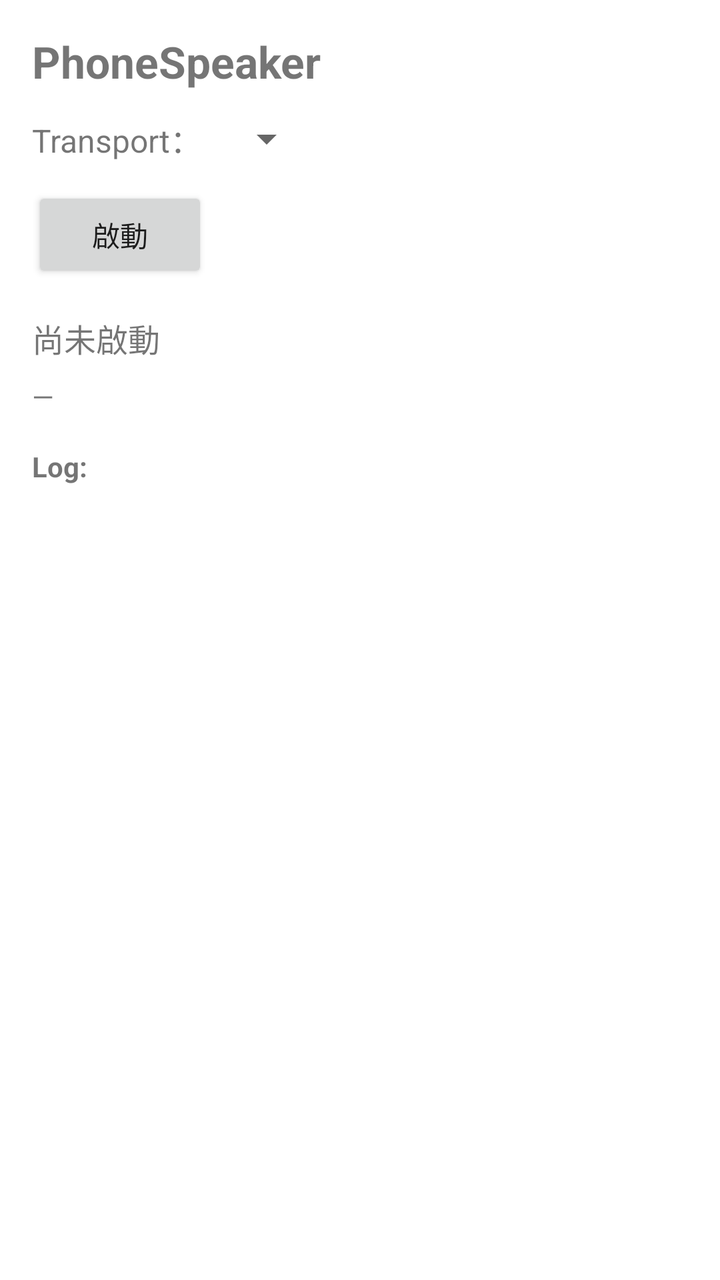
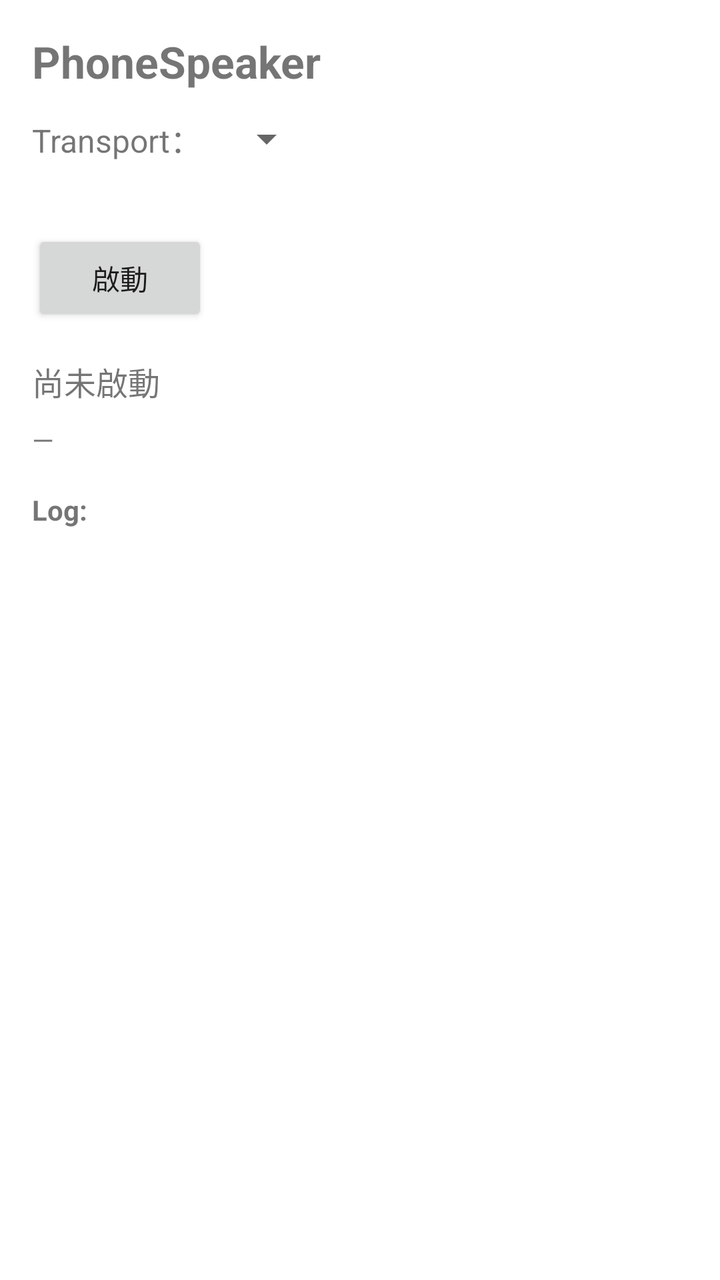

The first picture is an Android layout as it rendered before a commit; the second is the same layout after the commit. The layout source and the unified diff follow.
<!-- AndroidManifest.xml: activity theme Theme.PhoneSpeaker -->
<!-- res/layout/activity_main.xml -->
<?xml version="1.0" encoding="utf-8"?>
<LinearLayout xmlns:android="http://schemas.android.com/apk/res/android"
    android:layout_width="match_parent"
    android:layout_height="match_parent"
    android:orientation="vertical"
    android:padding="16dp">

    <TextView
        android:layout_width="wrap_content"
        android:layout_height="wrap_content"
        android:text="@string/app_name"
        android:textSize="22sp"
        android:textStyle="bold" />

    <LinearLayout
        android:layout_width="match_parent"
        android:layout_height="wrap_content"
        android:layout_marginTop="12dp"
        android:gravity="center_vertical"
        android:orientation="horizontal">

        <TextView
            android:id="@+id/transportLabel"
            android:layout_width="wrap_content"
            android:layout_height="wrap_content"
            android:text="@string/label_transport"
            android:textSize="16sp" />

        <Spinner
            android:id="@+id/transportSpinner"
            android:layout_width="wrap_content"
            android:layout_height="wrap_content"
            android:layout_marginStart="8dp" />

    </LinearLayout>

    <Button
        android:id="@+id/startStopButton"
        android:layout_width="wrap_content"
        android:layout_height="wrap_content"
        android:layout_marginTop="12dp"
        android:text="@string/btn_start" />

    <TextView
        android:id="@+id/statusText"
        android:layout_width="match_parent"
        android:layout_height="wrap_content"
        android:layout_marginTop="16dp"
        android:text="@string/status_idle"
        android:textSize="16sp" />

    <TextView
        android:id="@+id/formatText"
        android:layout_width="match_parent"
        android:layout_height="wrap_content"
        android:layout_marginTop="8dp"
        android:text="—"
        android:textSize="14sp" />

    <TextView
        android:layout_width="wrap_content"
        android:layout_height="wrap_content"
        android:layout_marginTop="16dp"
        android:text="Log:"
        android:textStyle="bold" />

    <ScrollView
        android:layout_width="match_parent"
        android:layout_height="0dp"
        android:layout_weight="1"
        android:layout_marginTop="4dp">

        <TextView
            android:id="@+id/logText"
            android:layout_width="match_parent"
            android:layout_height="wrap_content"
            android:fontFamily="monospace"
            android:textSize="12sp" />
    </ScrollView>

</LinearLayout>
<!-- resources referenced by this layout -->
<resources>
  <string name="app_name">PhoneSpeaker</string>
  <string name="btn_start">啟動</string>
  <string name="label_transport">Transport：</string>
  <string name="status_idle">尚未啟動</string>
  <style name="Theme.PhoneSpeaker" parent="Theme.MaterialComponents.DayNight.NoActionBar">
          <item name="colorPrimary">#1565C0</item>
          <item name="colorPrimaryDark">#0D47A1</item>
          <item name="colorAccent">#42A5F5</item>
      </style>
</resources>

<!-- the commit's change to res/layout/activity_main.xml (unified diff, before → after) -->
@@ -33,6 +33,16 @@
             android:layout_marginStart="8dp" />
 
     </LinearLayout>
+
+    <TextView
+        android:id="@+id/transportHintText"
+        android:layout_width="match_parent"
+        android:layout_height="wrap_content"
+        android:layout_marginTop="4dp"
+        android:text=""
+        android:textColor="#F9A825"
+        android:textStyle="bold"
+        android:textSize="13sp" />
 
     <Button
         android:id="@+id/startStopButton"
